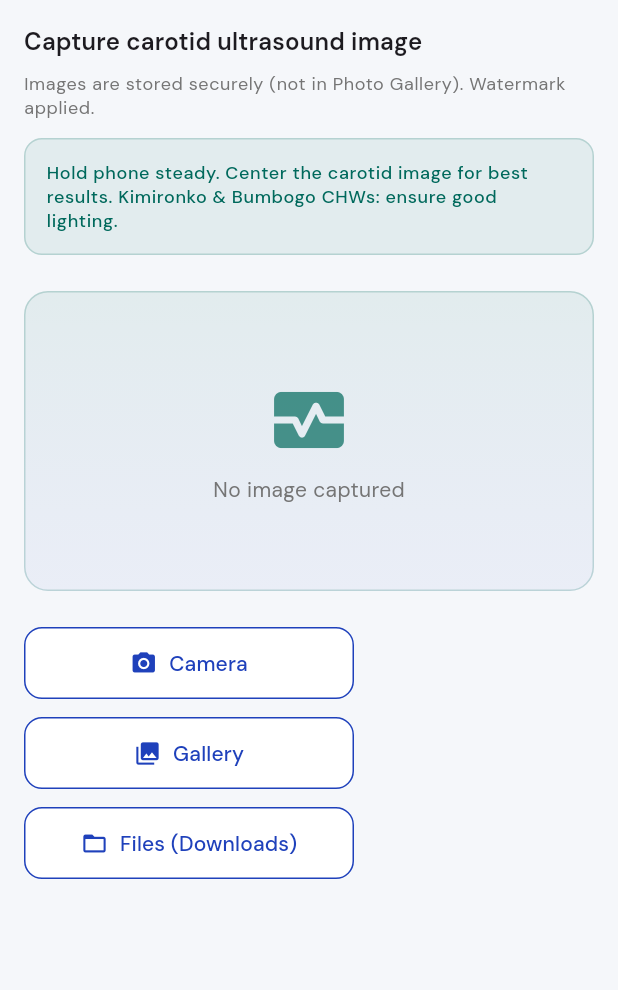
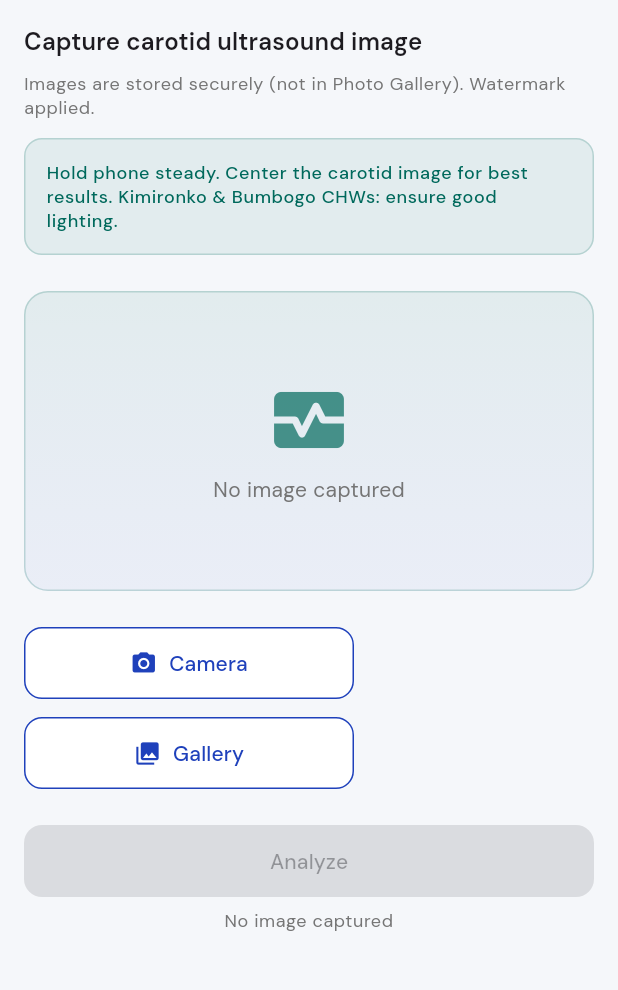
Before and after one commit to Deolinda1506/Capstone-project, a Flutter app: the ScanScreen screen opened by its route, on a phone screen of 412 x 824 dp, the part 84-1074 px from its top. Run offline on Flutter 3.47's test engine with Material 3 defaults, Android fonts, the phone set to English and light mode, and no system bars; our stand-ins replace connectivity_plus, file_picker, flutter_map, flutter_secure_storage, go_router, google_fonts and 5 more; accounts and stored records are empty; project files that could hold a hidden picture were left out.

Commit message:
Improve scan action visibility and app bar title spacing.
This keeps Analyze visible with proper disabled state, routes gallery selection through file picker on simulator/desktop, and increases logo-title spacing for clearer app bar layout.

Made-with: Cursor

```diff
--- a/app/lib/core/widgets/app_logo.dart
+++ b/app/lib/core/widgets/app_logo.dart
@@ -17,7 +17,7 @@ class AppLogo extends StatelessWidget {
     BuildContext context,
     String text, {
     double logoHeight = 36,
-    double spacing = 10,
+    double spacing = 14,
   }) {
     return Row(
       mainAxisSize: MainAxisSize.min,
--- a/app/lib/core/widgets/app_page_appbar.dart
+++ b/app/lib/core/widgets/app_page_appbar.dart
@@ -10,7 +10,7 @@ PreferredSizeWidget appPageAppBar(
   String fallbackPath = '/',
   List<Widget>? actions,
   Widget? leading,
-  double titleSpacing = 10,
+  double titleSpacing = 14,
 }) {
   return AppBar(
     title: AppLogo.titleWithLogo(
--- a/app/lib/screens/dashboard/chw_dashboard.dart
+++ b/app/lib/screens/dashboard/chw_dashboard.dart
@@ -28,7 +28,7 @@ class ChwDashboard extends StatelessWidget {
           mainAxisSize: MainAxisSize.max,
           children: [
             const AppLogo(height: 36, showInAppBar: true),
-            const SizedBox(width: 8),
+            const SizedBox(width: 14),
             Expanded(
               child: Text(
                 context.l10n.t('appName'),
--- a/app/lib/screens/scan/scan_screen.dart
+++ b/app/lib/screens/scan/scan_screen.dart
@@ -212,6 +212,19 @@ class _ScanScreenState extends State<ScanScreen> {
   Future<void> _pickImage(ImageSource source) async {
     final picker = ImagePicker();
     XFile? xfile;
+    if (source == ImageSource.gallery) {
+      // On desktop/simulator, use system file picker so user can choose Downloads.
+      final result = await FilePicker.platform.pickFiles(
+        type: FileType.image,
+        withData: true,
+        allowMultiple: false,
+      );
+      final picked = result?.files.single.bytes;
+      if (picked != null && mounted) {
+        setState(() => _imageBytes = picked);
+        return;
+      }
+    }
     try {
       xfile = await picker.pickImage(
         source: source,
@@ -239,18 +252,6 @@ class _ScanScreenState extends State<ScanScreen> {
           _imageBytes = bytes;
         });
       }
-    }
-  }
-
-  Future<void> _pickFromFiles() async {
-    final result = await FilePicker.platform.pickFiles(
-      type: FileType.image,
-      withData: true,
-      allowMultiple: false,
-    );
-    final bytes = result?.files.single.bytes;
-    if (bytes != null && mounted) {
-      setState(() => _imageBytes = bytes);
     }
   }
 
@@ -431,20 +432,13 @@ class _ScanScreenState extends State<ScanScreen> {
                       label: Text(context.l10n.t('gallery')),
                     ),
                   ),
-                  SizedBox(
-                    width: 220,
-                    child: OutlinedButton.icon(
-                      onPressed: _pickFromFiles,
-                      icon: const Icon(Icons.folder_open),
-                      label: const Text('Files (Downloads)'),
-                    ),
-                  ),
                 ],
               ),
-              if (_imageBytes != null) ...[
               const SizedBox(height: 24),
               FilledButton(
-                  onPressed: _uploading ? null : () => _analyze(context),
+                onPressed: (_uploading || _imageBytes == null)
+                    ? null
+                    : () => _analyze(context),
                 child: _uploading
                     ? const SizedBox(
                         height: 20,
@@ -452,6 +446,15 @@ class _ScanScreenState extends State<ScanScreen> {
                         child: CircularProgressIndicator(strokeWidth: 2),
                       )
                     : Text(context.l10n.t('analyze')),
+              ),
+              if (_imageBytes == null) ...[
+                const SizedBox(height: 8),
+                Text(
+                  context.l10n.t('noImageCaptured'),
+                  textAlign: TextAlign.center,
+                  style: Theme.of(context).textTheme.bodySmall?.copyWith(
+                        color: Colors.grey[600],
+                      ),
                 ),
               ],
             ],
```
Also changed, not shown: 1 other file. Lines whose indentation alone changed are shown as unchanged.
